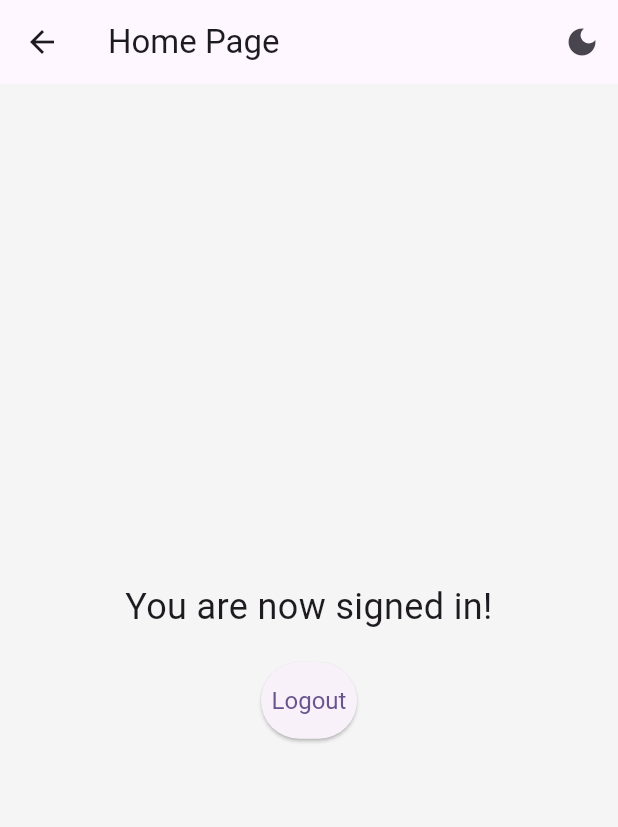
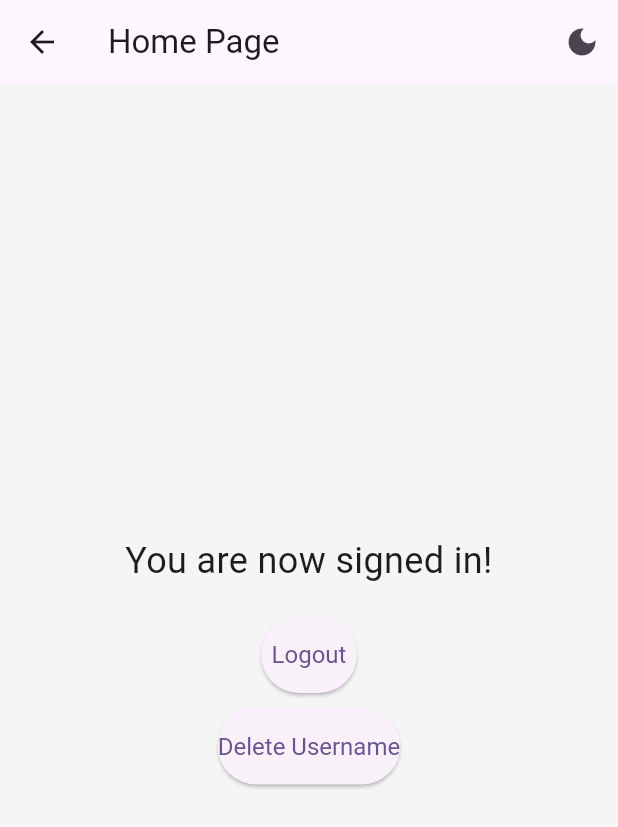
Before and after one commit to RoosterInc/StarChat, a Flutter app: the HomePage screen opened by its route, on a phone screen of 412 x 824 dp. Shown: the top 827 px of the screen. Run offline on Flutter 3.47's test engine with Material 3 defaults, Android fonts, the phone set to English and light mode, and no system bars; our stand-ins replace appwrite, connectivity_plus, email_validator, flutter_dotenv, get, logger and 1 more; accounts and stored records are empty; network calls fail.

Commit message:
Fix username management and add delete functionality

```diff
--- a/lib/assets/translations/app_translations.dart
+++ b/lib/assets/translations/app_translations.dart
@@ -50,6 +50,9 @@ class AppTranslations extends Translations {
         'username_taken': 'Username already taken',
         'username_available': 'Username available',
         'save': 'Save',
+        'delete_username': 'Delete Username',
+        'username_deleted': 'Username deleted',
+        'failed_to_delete_username': 'Failed to delete username',
         },
         'es_ES': {
           'app_name': 'StarChat',
@@ -101,8 +104,11 @@ class AppTranslations extends Translations {
           'enter_username': 'Elige un nombre de usuario',
           'username': 'Nombre de usuario',
           'username_taken': 'El nombre ya está en uso',
-          'username_available': 'Nombre disponible',
-          'save': 'Guardar',
+        'username_available': 'Nombre disponible',
+        'save': 'Guardar',
+        'delete_username': 'Eliminar nombre de usuario',
+        'username_deleted': 'Nombre de usuario eliminado',
+        'failed_to_delete_username': 'No se pudo eliminar el nombre de usuario',
         },
       };
 }
--- a/lib/pages/home_page.dart
+++ b/lib/pages/home_page.dart
@@ -56,6 +56,11 @@ class HomePage extends StatelessWidget {
               },
               child: Text('logout'.tr),
             ),
+            const SizedBox(height: 10),
+            ElevatedButton(
+              onPressed: Get.find<AuthController>().deleteUsername,
+              child: Text('delete_username'.tr),
+            ),
           ],
         ),
       ),
```
Also changed, not shown: lib/controllers/auth_controller.dart (+51 -3 lines).
